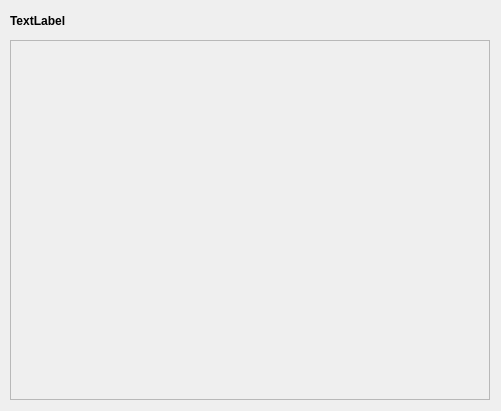
This is nursing_home/src/ui_pkg/ui_pkg/following.ui in addinedu-ros-3rd/ros-repo-1 as Qt 5 draws it before an edit. The edited form follows.
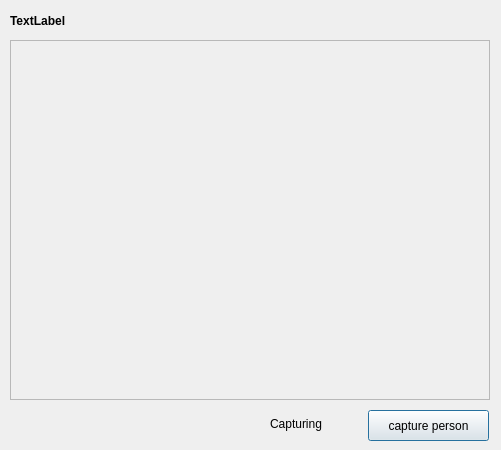
This is the edited form.

```diff
--- a/nursing_home/src/ui_pkg/ui_pkg/following.ui
+++ b/nursing_home/src/ui_pkg/ui_pkg/following.ui
@@ -7,7 +7,7 @@
     <x>0</x>
     <y>0</y>
     <width>501</width>
-    <height>411</height>
+    <height>450</height>
    </rect>
   </property>
   <property name="windowTitle">
@@ -51,6 +51,35 @@
     <string>TextLabel</string>
    </property>
   </widget>
+  <widget class="QPushButton" name="capture_btn">
+   <property name="geometry">
+    <rect>
+     <x>368</x>
+     <y>410</y>
+     <width>121</width>
+     <height>31</height>
+    </rect>
+   </property>
+   <property name="text">
+    <string>capture person</string>
+   </property>
+  </widget>
+  <widget class="QLabel" name="capture_label">
+   <property name="geometry">
+    <rect>
+     <x>270</x>
+     <y>415</y>
+     <width>91</width>
+     <height>17</height>
+    </rect>
+   </property>
+   <property name="layoutDirection">
+    <enum>Qt::RightToLeft</enum>
+   </property>
+   <property name="text">
+    <string>Capturing</string>
+   </property>
+  </widget>
  </widget>
  <resources/>
  <connections/>
```
